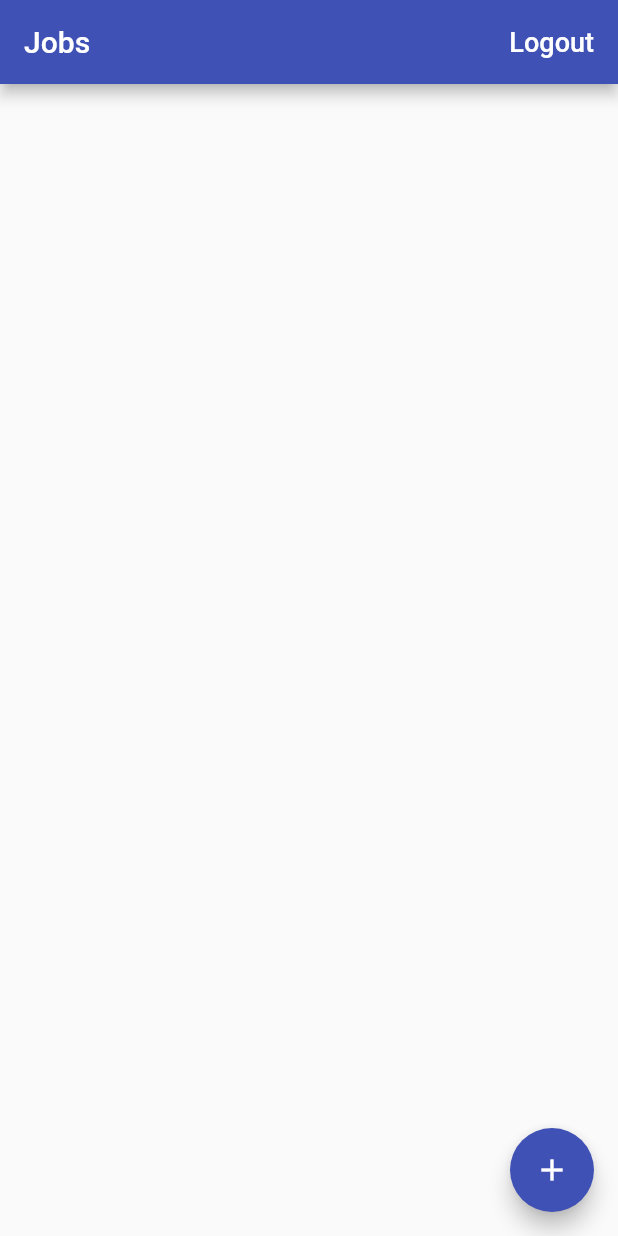
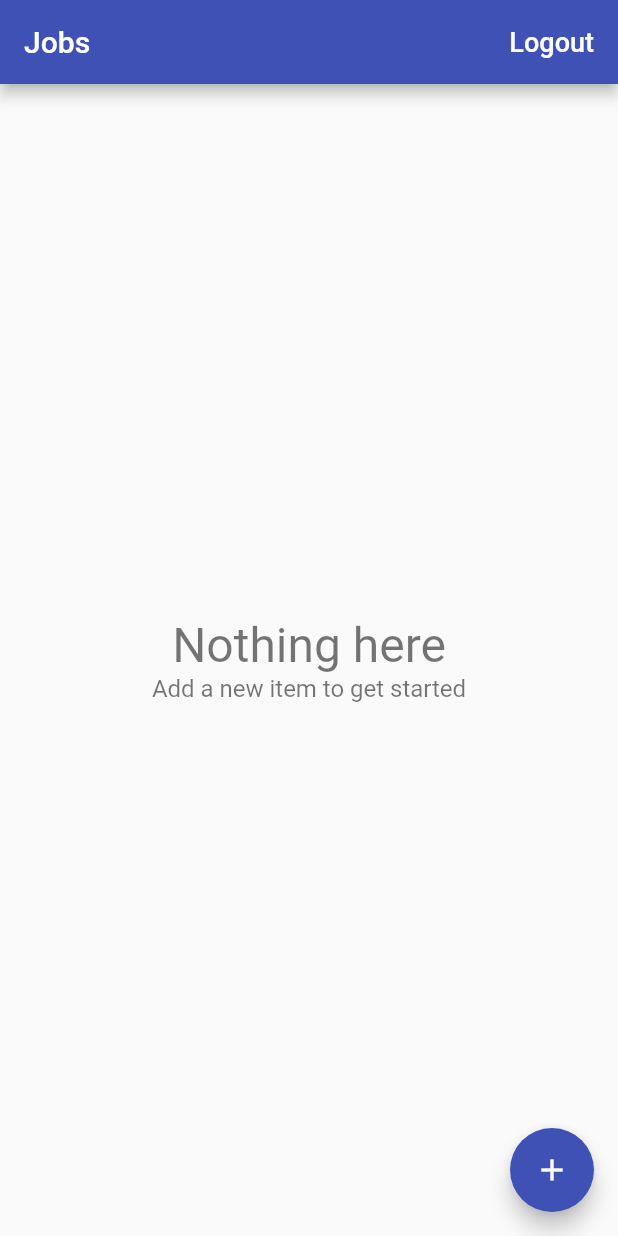
Before and after one commit to tpal-dev/Flutter_iOS_Android_Web_TIME_TRACKER, a Flutter app: the screen it shows once a user with an empty profile is signed in, on a phone screen of 412 x 824 dp. Run offline on Flutter 3.47's test engine with Material 2 defaults, Android fonts, the phone set to English and light mode, and no system bars; our stand-ins replace cloud_firestore, firebase_auth, firebase_core, google_sign_in; missing offline and left inert: flutter_facebook_auth, window_size; accounts and stored records are empty.

Commit message:
refactored jobs list

```diff
--- /dev/null
+++ b/lib/app/home/jobs/empty_content.dart
@@ -0,0 +1,31 @@
+import 'package:flutter/material.dart';
+
+class EmptyContent extends StatelessWidget {
+  const EmptyContent({
+    Key key,
+    this.title = 'Nothing here',
+    this.message = 'Add a new item to get started',
+  }) : super(key: key);
+
+  final String title;
+  final String message;
+
+  @override
+  Widget build(BuildContext context) {
+    return Center(
+      child: Column(
+        mainAxisAlignment: MainAxisAlignment.center,
+        children: [
+          Text(
+            title,
+            style: TextStyle(fontSize: 32, color: Colors.black54),
+          ),
+          Text(
+            message,
+            style: TextStyle(fontSize: 16, color: Colors.black54),
+          ),
+        ],
+      ),
+    );
+  }
+}
--- a/lib/app/home/jobs/job_list_file.dart
+++ b/lib/app/home/jobs/job_list_tile.dart
@@ -9,14 +9,10 @@ class JobListTile extends StatelessWidget {
 
   @override
   Widget build(BuildContext context) {
-    return Padding(
-      padding: const EdgeInsets.all(8.0),
-      child: ListTile(
-        title: Text(job.name),
-        trailing: Icon(Icons.arrow_forward_ios_rounded),
-        tileColor: Colors.grey.shade200,
-        onTap: onTap,
-      ),
+    return ListTile(
+      title: Text(job.name),
+      trailing: Icon(Icons.arrow_forward_ios_rounded),
+      onTap: onTap,
     );
   }
 }
--- a/lib/app/home/jobs/jobs_screen.dart
+++ b/lib/app/home/jobs/jobs_screen.dart
@@ -1,7 +1,8 @@
 import 'package:flutter/material.dart';
 import 'package:provider/provider.dart';
 import 'package:time_tracker_app/app/home/jobs/edit_job_screen.dart';
-import 'package:time_tracker_app/app/home/jobs/job_list_file.dart';
+import 'package:time_tracker_app/app/home/jobs/job_list_tile.dart';
+import 'package:time_tracker_app/app/home/jobs/list_items_builder.dart';
 import 'package:time_tracker_app/app/home/models/job.dart';
 import 'package:time_tracker_app/custom_widgets/show_alert_dialog.dart';
 import 'package:time_tracker_app/services/auth.dart';
@@ -64,20 +65,13 @@ class JobsScreen extends StatelessWidget {
     return StreamBuilder<List<Job>>(
         stream: database.jobStream(),
         builder: (context, snapshot) {
-          if (snapshot.hasData) {
-            final jobs = snapshot.data;
-            final children = jobs
-                .map((job) => JobListTile(
-                      job: job,
-                      onTap: () => EditJobScreen.show(context, job: job),
-                    ))
-                .toList();
-            return ListView(children: children);
-          }
-          if (snapshot.hasError) {
-            return Center(child: Text('Some error occurred'));
-          }
-          return Center(child: CircularProgressIndicator());
+          return ListItemBuilder<Job>(
+            snapshot: snapshot,
+            itemBuilder: (context, job) => JobListTile(
+              job: job,
+              onTap: () => EditJobScreen.show(context, job: job),
+            ),
+          );
         });
   }
 }
--- /dev/null
+++ b/lib/app/home/jobs/list_items_builder.dart
@@ -0,0 +1,45 @@
+import 'package:flutter/material.dart';
+import 'package:time_tracker_app/app/home/jobs/empty_content.dart';
+
+typedef ItemWidgetBuilder<T> = Widget Function(BuildContext context, T item);
+
+class ListItemBuilder<T> extends StatelessWidget {
+  const ListItemBuilder({Key key, @required this.snapshot, @required this.itemBuilder})
+      : super(key: key);
+
+  final AsyncSnapshot<List<T>> snapshot;
+  final ItemWidgetBuilder<T> itemBuilder;
+
+  @override
+  Widget build(BuildContext context) {
+    if (snapshot.hasData) {
+      final List<T> items = snapshot.data;
+      if (items.isNotEmpty) {
+        return _buildList(items);
+      } else {
+        return EmptyContent();
+      }
+    } else if (snapshot.hasError) {
+      return EmptyContent(
+        title: 'Something went wrong',
+        message: 'Can\'t load items right now',
+      );
+    }
+    return Center(child: CircularProgressIndicator());
+  }
+
+  Widget _buildList(List<T> items) {
+    return ListView.separated(
+      itemCount: items.length + 2,
+      separatorBuilder: (context, index) => Divider(
+        height: 0.5,
+      ),
+      itemBuilder: (context, index) {
+        if (index == 0 || index == items.length + 1) {
+          return Container(); // zero height: not visible
+        }
+        return itemBuilder(context, items[index - 1]);
+      },
+    );
+  }
+}
```
